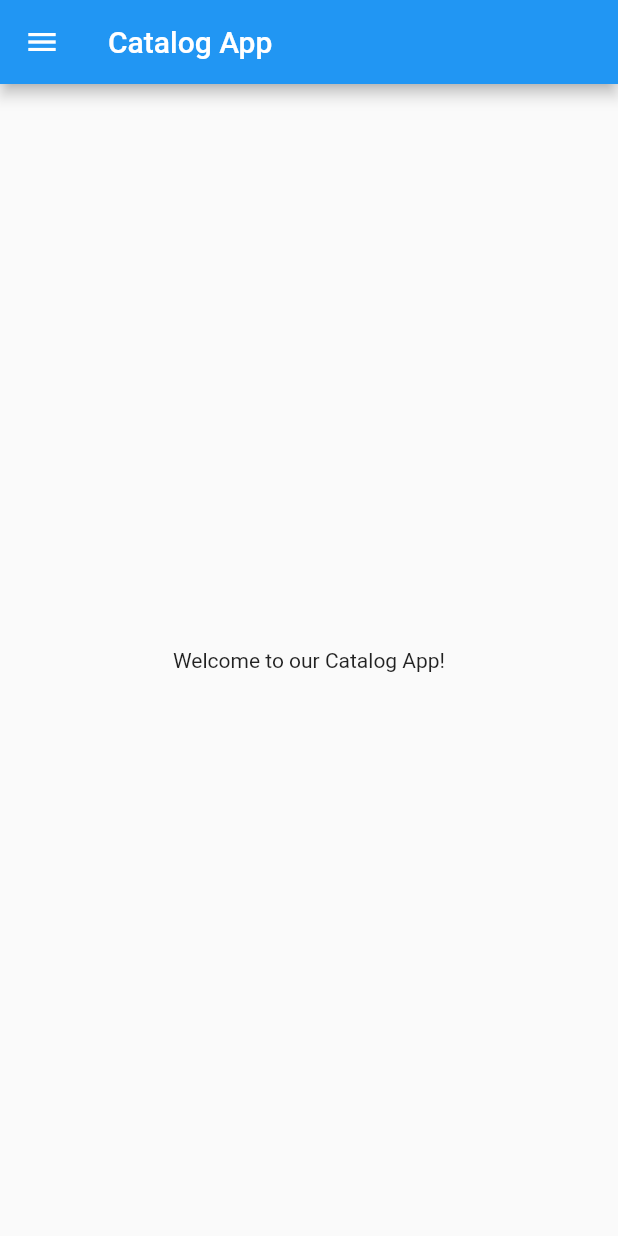
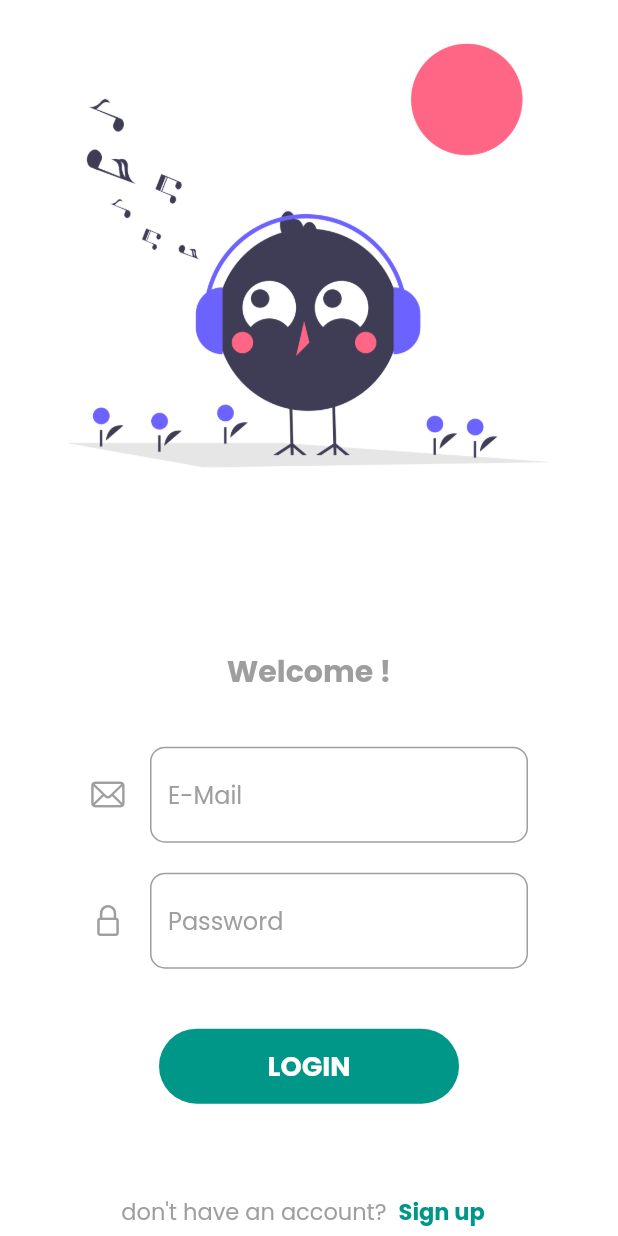
Before and after one commit to asmitranjansinha/MusicGram, a Flutter app: the screen it shows after launch, on a phone screen of 412 x 824 dp. Run offline on Flutter 3.47's test engine with Material 2 defaults, Android fonts, the phone set to English and light mode, and no system bars; our stand-ins replace google_fonts.

Commit message:
login-signup commit

```diff
--- a/lib/home_page.dart
+++ /dev/null
@@ -1,22 +0,0 @@
-import 'package:flutter/material.dart';
-
-class HomePage extends StatelessWidget {
-
-  final int days = 309;
-  final String name_app = "Catalog App";
-
-  @override
-  Widget build(BuildContext context) {
-    return Scaffold(
-        appBar: AppBar(
-          title: Text("$name_app"),
-        ),
-        body: Center(
-          child: Container(
-            child: Text("Welcome to our $name_app!"),
-          ),
-        ),
-      drawer: Drawer(),
-      );
-    }
-}
--- a/lib/main.dart
+++ b/lib/main.dart
@@ -1,15 +1,30 @@
 import 'package:flutter/material.dart';
-import 'package:null_app/home_page.dart';
+import 'package:google_fonts/google_fonts.dart';
+import 'package:null_app/screens/home_page.dart';
+import 'package:null_app/screens/login_page.dart';
+import 'package:null_app/screens/sign_up.dart';
+import 'package:null_app/utils/routes.dart';
 
 void main() {
-  runApp(MyApp());
+  runApp(const MyApp());
 }
 
 class MyApp extends StatelessWidget {
+  const MyApp({Key? key}) : super(key: key);
+
   @override
   Widget build(BuildContext context) {
     return MaterialApp(
-      home: HomePage(),
+      theme: ThemeData(
+        fontFamily: GoogleFonts.poppins().fontFamily
+      ),
+      debugShowCheckedModeBanner: false,
+      routes: {
+        '/':(context) => LoginPage(),
+        AppRoutes.homeRoute:(context)  => HomePage(),
+        AppRoutes.loginRoute:(context) => const LoginPage(),
+        AppRoutes.signupRoute:(context) => const SignupPage(),
+      },
     );
   }
 }
--- /dev/null
+++ b/lib/screens/login_page.dart
@@ -0,0 +1,169 @@
+// ignore_for_file: use_build_context_synchronously
+
+import 'package:flutter/cupertino.dart';
+import 'package:flutter/material.dart';
+import 'package:null_app/utils/routes.dart';
+
+class LoginPage extends StatefulWidget {
+  const LoginPage({Key? key}) : super(key: key);
+
+  @override
+  State<LoginPage> createState() => _LoginPageState();
+}
+
+class _LoginPageState extends State<LoginPage> {
+  String name = "";
+  bool changeButton = false;
+
+  moveToHome(BuildContext context) async {
+    if(_formkey.currentState!.validate()){
+      setState(() {
+        changeButton = true;});
+        await Future.delayed(const Duration(milliseconds: 500));
+        await Navigator.pushNamed(context, AppRoutes.homeRoute);
+        setState(() {
+          changeButton = false;
+      });
+    }
+  }
+
+  final _formkey = GlobalKey<FormState>();
+  @override
+  Widget build(BuildContext context) {
+    return Material(
+      color: const Color(0x00075fb0),
+      child: SingleChildScrollView(
+        child: Form(
+          key: _formkey,
+          child: Column(
+          children: [
+              Image.asset("assets/images/undraw_happy_music_g6wc.png",
+              fit: BoxFit.cover,),
+              const SizedBox(
+                height: 15.0,
+              ),
+              const Text(
+                "Login",
+                style: TextStyle(
+                fontSize: 50,
+                fontWeight: FontWeight.bold,
+                color: Colors.white
+              ),
+              ),
+              const SizedBox(
+                height: 2.0,
+              ),
+             Text(
+              "Welcome $name!",
+              style: const TextStyle(
+                fontSize: 20,
+                fontWeight: FontWeight.bold,
+                color: Colors.grey
+              ),
+              ),
+              const SizedBox(
+                height: 20.0,
+              ),
+              Padding(
+                padding: const EdgeInsets.symmetric(vertical: 15, horizontal: 60),
+                child: Column(children: [
+                TextFormField(
+                  style: const TextStyle(color: Colors.grey),
+                  decoration: InputDecoration(
+                    hintText:  "E-Mail",
+                    hintStyle: const TextStyle(color: Colors.grey),
+                    border: OutlineInputBorder(borderRadius: BorderRadius.circular(10)),
+                    icon: const Icon(CupertinoIcons.mail,color: Colors.grey,),
+                  ),
+                  validator: (value) {
+                    if (value!.isEmpty){
+                      return "E-Mail field cannot be empty";
+                    }
+                    return null;
+                  },
+                  onChanged: (value){
+                    name = value;
+                    setState(() {});
+                  },
+                ),
+                const SizedBox(
+                height: 20.0,
+              ),
+                TextFormField(
+                  style: const TextStyle(color: Colors.grey),
+                  obscureText: true,
+                  decoration: InputDecoration(
+                    hintText: "Password",
+                    hintStyle: const TextStyle(color: Colors.grey),
+                    border: OutlineInputBorder(borderRadius: BorderRadius.circular(10)),
+                    icon: const Icon(CupertinoIcons.lock,color: Colors.grey,)
+                  ),
+                  validator: (value){
+                    if (value!.isEmpty){
+                      return "Password cannot be empty";
+                    }
+                    else if(value.length<6){
+                      return "Password length should be atleast of 6 characters";
+                    }
+                    return null;
+                  },
+                ),
+                const SizedBox(
+                height: 40.0,
+              ),
+              Material(
+                color: Colors.teal,
+                borderRadius:
+                          BorderRadius.circular(changeButton? 50 : 30),
+                child: InkWell(
+                  onTap: () => moveToHome(context),
+                  child: AnimatedContainer(
+                    duration: const Duration(milliseconds: 300),
+                    width: changeButton? 50 : 200,
+                    height: 50,
+                    alignment: Alignment.center,
+                    child: changeButton? const Icon(Icons.done, color: Colors.white,) : const Text(
+                      "LOGIN",
+                    style: TextStyle(
+                      color: Colors.white,
+                      fontSize: 18,
+                      fontWeight: FontWeight.bold,),
+                    ),
+                  ),
+                ),
+              ),
+              const SizedBox(
+                height: 48,
+              ),
+              Row(
+                mainAxisAlignment: MainAxisAlignment.center,
+                  children: [
+                    const Text(
+                      "don't have an account?",
+                      style: TextStyle(
+                      fontSize: 15,
+                      color: Colors.grey
+                      ),
+                    ),
+                    TextButton(
+                      onPressed: (){
+                        Navigator.pushNamed(context, AppRoutes.signupRoute);
+                      },
+                      child: const Text(
+                        "Sign up",
+                        style: TextStyle(
+                          fontWeight: FontWeight.bold,
+                          fontSize: 15,
+                          color: Colors.teal
+                        ),))
+                  ],
+                ),
+              ]),
+              ),
+            ],
+          ),
+        ),
+      )
+    );
+  }
+}
--- /dev/null
+++ b/lib/utils/routes.dart
@@ -0,0 +1,5 @@
+class AppRoutes{
+  static String loginRoute = "/login";
+  static String signupRoute = "/signup";
+  static String homeRoute = "/home";
+}
```
Also changed, not shown: lib/screens/home_page.dart (added, +26 -0 lines), lib/screens/sign_up.dart (added, +222 -0 lines), lib/widgets/drawer.dart (added, +56 -0 lines), pubspec.yaml (+5 -2 lines), assets/images/login_image.png (added), assets/images/profilephoto.png (added), assets/images/undraw_happy_music_g6wc.png (added), assets/images/undraw_mello_otq1.png (added), pubspec.lock, 20 other files.
